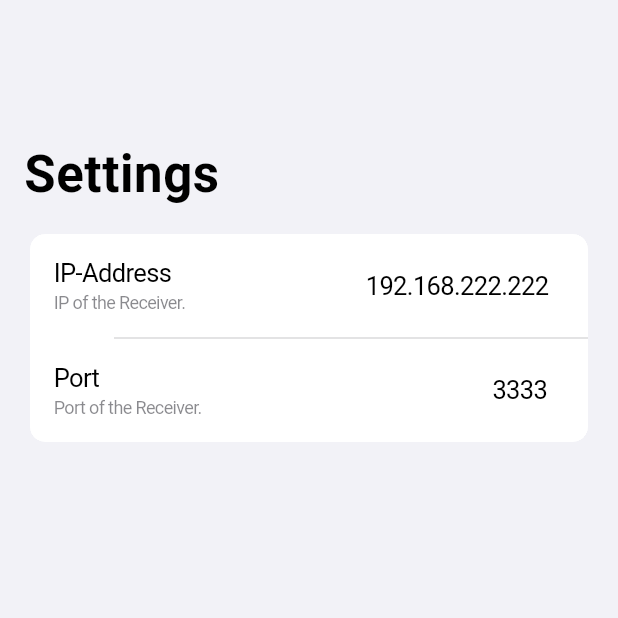
After one commit to clockdiv/Face2OSC, a Flutter app: the screen it shows after launch, swiped to page 3, on a phone screen of 412 x 824 dp, the top half of it. The commit adds this screen. Run offline on Flutter 3.47's test engine with Material 2 defaults, Android fonts, the phone set to English and light mode, and no system bars; our stand-ins replace flutter_slidable, flutter_svg; missing offline and left inert: arkit_plugin, dart:ffi, osc.

Commit message:
Refactoring
- Screen Settings, Screen About in separate Files
- tiny lines below the blendshape values for more visability

```diff
--- /dev/null
+++ b/lib/screen_settings.dart
@@ -0,0 +1,191 @@
+import 'dart:developer' as developer;
+import 'package:flutter/cupertino.dart';
+
+class ScreenSettings extends StatefulWidget {
+  ScreenSettings({super.key});
+
+  String _ipAdress = "192.168.222.222";
+  String _port = "3333";
+
+  void set ip(String ip) {
+    _ipAdress = ip;
+    developer.log("new ip is: $_ipAdress");
+  }
+
+  void set port(String port) {
+    _port = port;
+  }
+
+  String get ip => _ipAdress;
+  String get port => _port;
+
+  @override
+  State<ScreenSettings> createState() {
+    return _ScreenSettingsState();
+  }
+}
+
+class _ScreenSettingsState extends State<ScreenSettings> {
+  Color _textBorderIpAdress = CupertinoColors.systemGrey5.withAlpha(0);
+  Color _textBorderPort = CupertinoColors.systemGrey5.withAlpha(0);
+
+  late TextEditingController _ipTextController = TextEditingController(text: (widget.ip));
+  late TextEditingController _portTextController = TextEditingController(text: (widget.port));
+
+  // bool _showAllFeatures = true;
+  final FocusNode _focusNodeIPTextfield = FocusNode();
+  final FocusNode _focusNodePortTextfield = FocusNode();
+
+  // _ScreenSettingsState() {
+  //   _ipTextController = TextEditingController(text: (widget.ip));
+  //   _portTextController = TextEditingController(text: (widget.port));
+  // }
+
+  void setIpAddress() {
+    developer.log("setting ip address...");
+    setState(() {
+      widget.ip = "111.111.222.333";
+    });
+  }
+
+  @override
+  Widget build(BuildContext context) {
+    return Container(
+      color: CupertinoColors.systemGrey6,
+      padding: const EdgeInsets.only(
+        top: 96,
+        left: 0,
+        right: 0,
+        bottom: 32,
+      ),
+      child: Column(
+        crossAxisAlignment: CrossAxisAlignment.start,
+        //mainAxisAlignment: MainAxisAlignment.,
+        children: [
+          Padding(
+            padding: const EdgeInsets.only(
+              left: 16,
+              right: 16,
+            ),
+            child: Text(
+              'Settings',
+              style: CupertinoTheme.of(context).textTheme.navLargeTitleTextStyle,
+            ),
+          ),
+          /* ------------------------------------------------------- */
+          /* --- App Settings ---------------------------------- */
+          /* ------------------------------------------------------- */
+          // CupertinoListSection.insetGrouped(
+          //   // header: Text(
+          //   //   'APP SETTINGS',
+          //   // ),
+          //   children: [
+          //     //SafeArea(
+          //     CupertinoListTile(
+          //       padding: const EdgeInsets.all(16),
+          //       title: Text('Show all Tracking Features'),
+          //       subtitle: Text('Shows also disabled tracking features in the list.'),
+          //       trailing: CupertinoSwitch(
+          //         value: _showAllFeatures,
+          //         onChanged: (value) {
+          //           setState(() {
+          //             _showAllFeatures = value;
+          //           });
+          //         },
+          //       ),
+          //     ),
+          //     // ),
+          //   ],
+          // ),
+
+          /* ------------------------------------------------------- */
+          /* --- Network Settings ---------------------------------- */
+          /* ------------------------------------------------------- */
+          CupertinoListSection.insetGrouped(
+            // header: Text(
+            //   'NETWORK SETTINGS',
+            // ),
+
+            children: [
+              CupertinoListTile(
+                padding: const EdgeInsets.all(16),
+                title: const Text('IP-Address'),
+                subtitle: const Text('IP of the Receiver.'),
+                trailing: SizedBox(
+                  width: 140,
+                  child: CupertinoTextField(
+                    focusNode: _focusNodeIPTextfield,
+                    // decoration: BoxDecoration(borderRadius: BorderRadius.circular(1.0)),
+                    decoration: BoxDecoration(
+                      borderRadius: BorderRadius.circular(5),
+                      border: Border.all(color: _textBorderIpAdress),
+                    ),
+                    controller: _ipTextController,
+                    keyboardType: TextInputType.datetime,
+                    textAlign: TextAlign.right,
+                    maxLength: 15,
+                    onTap: () {
+                      setState(() {
+                        _textBorderIpAdress = CupertinoColors.systemGrey5;
+                        _textBorderPort = CupertinoColors.systemGrey5.withAlpha(0);
+                      });
+                    },
+                    onSubmitted: (ipadress) {
+                      setState(() {
+                        _textBorderIpAdress = CupertinoColors.systemGrey5.withAlpha(0);
+                      });
+                      setIpAddress();
+                    },
+                    onTapOutside: (e) {
+                      _textBorderIpAdress = CupertinoColors.systemGrey5.withAlpha(0);
+                      if (_focusNodeIPTextfield.hasFocus) {
+                        _focusNodeIPTextfield.unfocus();
+                      }
+                      setIpAddress();
+                    },
+                  ),
+                ),
+              ),
+              CupertinoListTile(
+                padding: const EdgeInsets.all(16),
+                title: const Text('Port'),
+                subtitle: const Text('Port of the Receiver.'),
+                trailing: SizedBox(
+                  width: 140,
+                  child: CupertinoTextField(
+                    focusNode: _focusNodePortTextfield,
+                    decoration: BoxDecoration(
+                      borderRadius: BorderRadius.circular(5),
+                      border: Border.all(color: _textBorderPort),
+                    ),
+                    controller: _portTextController,
+                    keyboardType: TextInputType.datetime,
+                    textAlign: TextAlign.right,
+                    maxLength: 5,
+                    onTap: () {
+                      setState(() {
+                        _textBorderPort = CupertinoColors.systemGrey5;
+                        _textBorderIpAdress = CupertinoColors.systemGrey5.withAlpha(0);
+                      });
+                    },
+                    onSubmitted: (ipadress) {
+                      setState(() {
+                        _textBorderPort = CupertinoColors.systemGrey5.withAlpha(0);
+                      });
+                    },
+                    onTapOutside: (e) {
+                      _textBorderPort = CupertinoColors.systemGrey5.withAlpha(0);
+                      if (_focusNodePortTextfield.hasFocus) {
+                        _focusNodePortTextfield.unfocus();
+                      }
+                    },
+                  ),
+                ),
+              ),
+            ],
+          ),
+        ],
+      ),
+    );
+  }
+}
```
Also changed, not shown: lib/face2osc.dart (+52 -144 lines), lib/screen_about.dart (added, +122 -0 lines).
